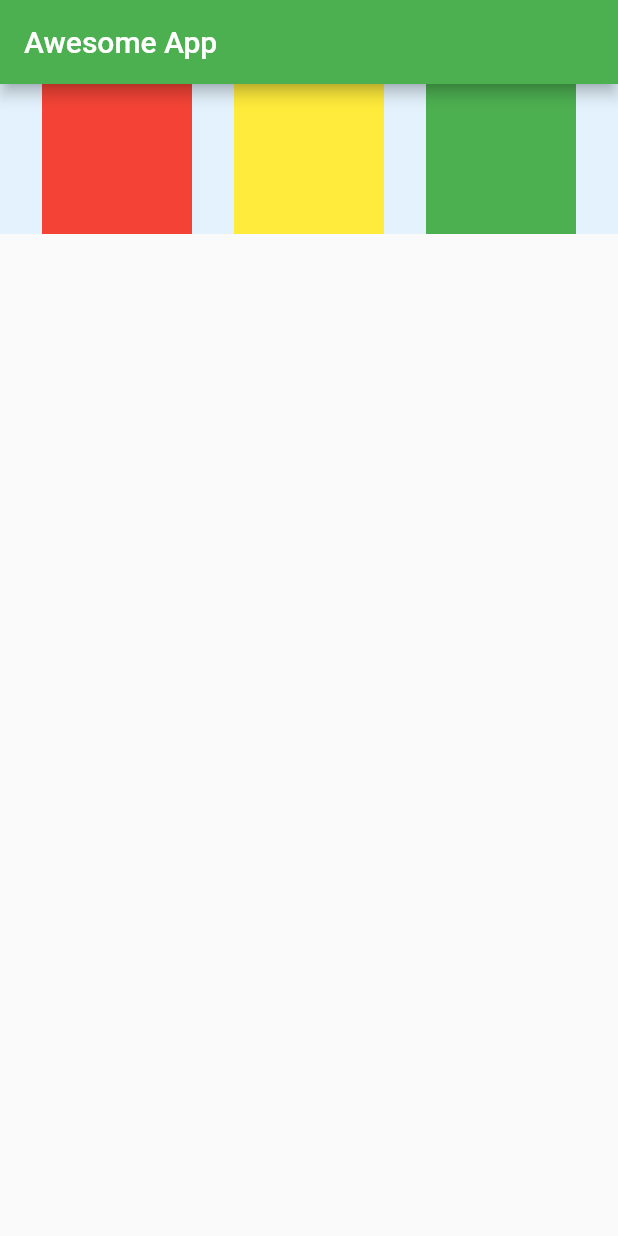
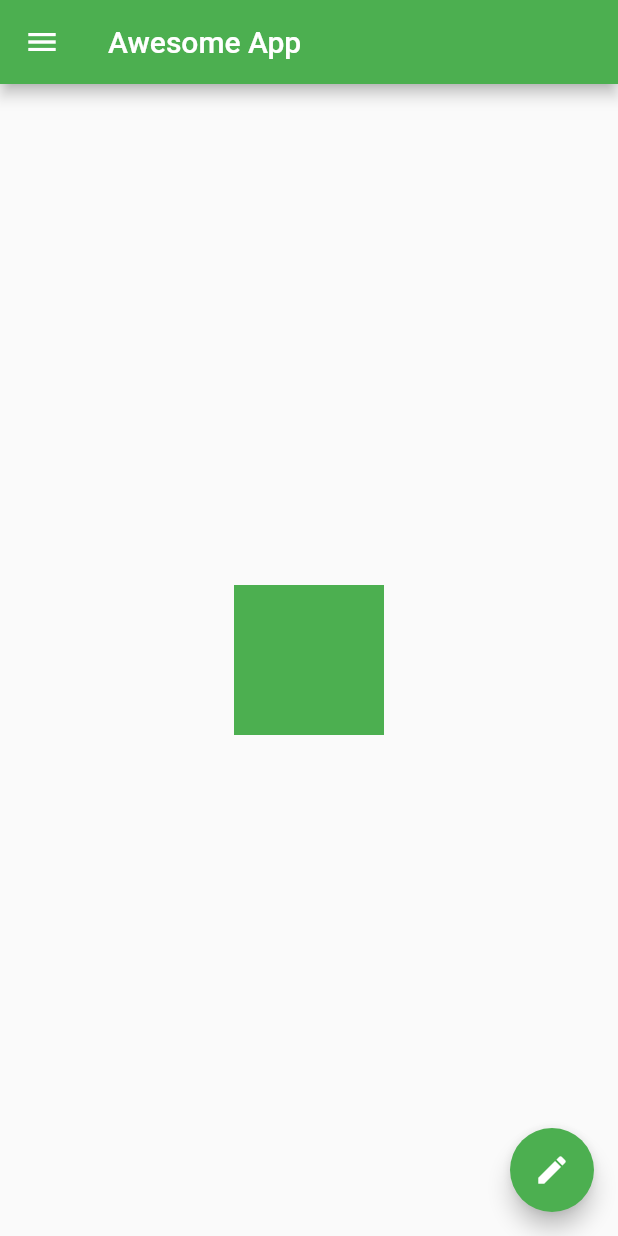
Before and after one commit to anhtuan23/fluter_awesome_app, a Flutter app: the screen it shows after launch, on a phone screen of 412 x 824 dp. Run offline on Flutter 3.47's test engine with Material 2 defaults, Android fonts, the phone set to English and light mode, and no system bars.

Commit message:
chapter4 completed

```diff
--- a/lib/main.dart
+++ b/lib/main.dart
@@ -14,37 +14,48 @@ class HomePage extends StatelessWidget {
       appBar: AppBar(
         title: Text("Awesome App"),
       ),
-      body: Container(
-        color: Colors.blue[50],
-        height: 100,
-        child: Row(
-          crossAxisAlignment: CrossAxisAlignment.center,
-          mainAxisAlignment: MainAxisAlignment.spaceEvenly,
+      drawer: Drawer(
+        child: ListView(
+          padding: const EdgeInsets.all(0),
           children: <Widget>[
-            Container(
-              color: Colors.red,
-              padding: EdgeInsets.all(8),
-              alignment: Alignment.center,
-              width: 100,
-              height: 100,
+            UserAccountsDrawerHeader(
+              accountName: Text('Do Tuan Anh'),
+              accountEmail: Text('dotuananh.dta@gmail.com'),
+              currentAccountPicture: CircleAvatar(
+                backgroundImage: NetworkImage("https://images.unsplash.com/photo-1587613755309-e8293efe70f3?ixlib=rb-1.2.1&ixid=eyJhcHBfaWQiOjEyMDd9&auto=format&fit=crop&w=675&q=80"),
+              ),
             ),
-            Container(
-              color: Colors.yellow,
-              padding: EdgeInsets.all(8),
-              alignment: Alignment.center,
-              width: 100,
-              height: 100,
+            ListTile(
+              leading: Icon(Icons.people),
+              title: Text('Do Tuan Anh'),
+              subtitle: Text('Developer'),
+              trailing: Icon(Icons.edit),
             ),
-            Container(
-              color: Colors.green,
-              padding: EdgeInsets.all(8),
-              alignment: Alignment.center,
-              width: 100,
-              height: 100,
+            ListTile(
+              leading: Icon(Icons.email),
+              title: Text('Contact'),
+              subtitle: Text('dotuananh.dta@gmail.com'),
+              trailing: Icon(Icons.share),
+            ),
+            ListTile(
+              leading: Icon(Icons.settings),
+              title: Text('Settings'),
+              trailing: Icon(Icons.arrow_forward),
             )
           ],
         ),
       ),
+      body: Center(
+        child: Container(
+          color: Colors.green,
+          width: 100,
+          height: 100,
+        ),
+      ),
+      floatingActionButton: FloatingActionButton(
+        onPressed: () {},
+        child: Icon(Icons.edit),
+      ),
     );
   }
 }
```
Also changed, not shown: 1 other file.
